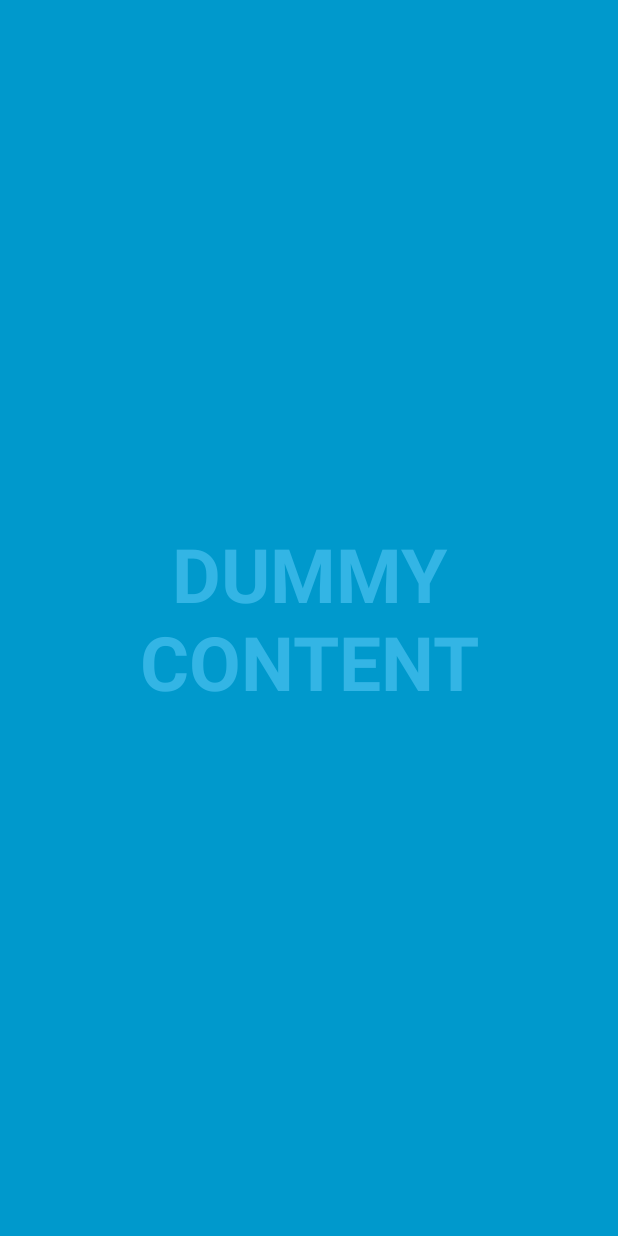
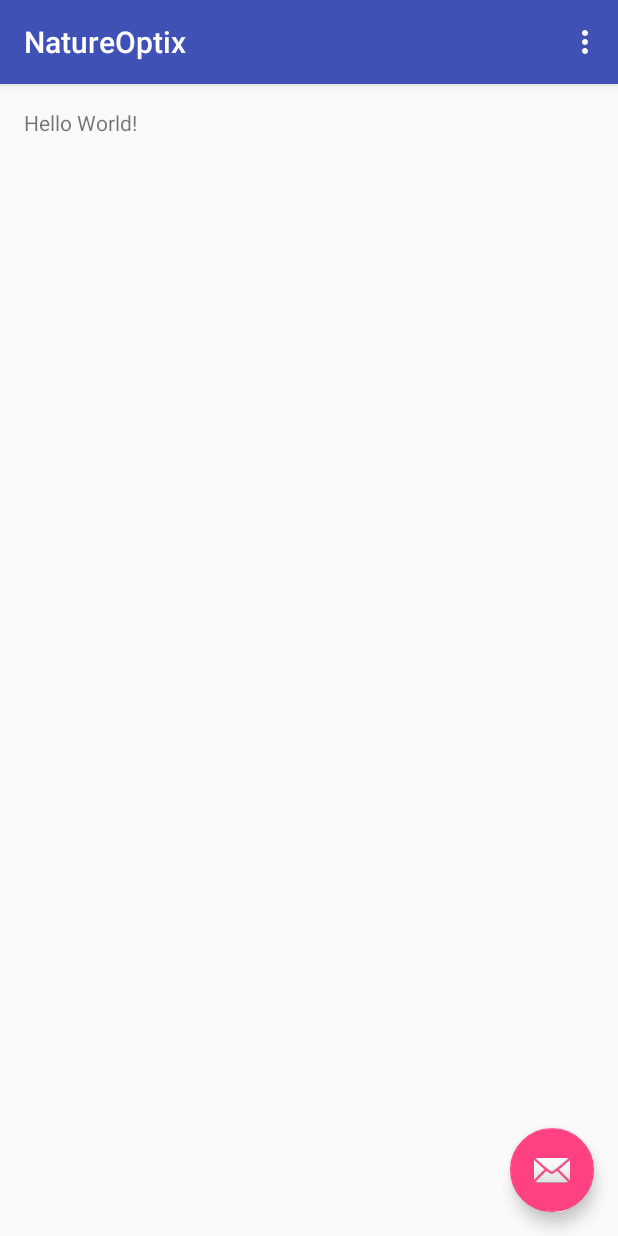
Before and after one commit to KevinHardy-Cooper/SFWRENG3A04, an Android app: the screen it shows after launch (NatureOptixActivity before the commit, MainActivity after it), on a phone screen of 412 x 824 dp. Run offline under Robolectric (Android 15) with nearby library versions, the phone set to English and light mode, and no system bars.

Commit message:
created the project

```diff
--- a/NatureOptix/app/build.gradle
+++ b/NatureOptix/app/build.gradle
@@ -6,7 +6,7 @@ android {
 
     defaultConfig {
         applicationId "com.example.mario.natureoptix"
-        minSdkVersion 15
+        minSdkVersion 8
         targetSdkVersion 23
         versionCode 1
         versionName "1.0"
@@ -23,5 +23,5 @@ dependencies {
     compile fileTree(dir: 'libs', include: ['*.jar'])
     testCompile 'junit:junit:4.12'
     compile 'com.android.support:appcompat-v7:23.2.1'
-    compile 'com.android.support:support-v4:23.2.1'
+    compile 'com.android.support:design:23.2.1'
 }
--- /dev/null
+++ b/NatureOptix/app/src/main/java/com/example/mario/natureoptix/MainActivity.java
@@ -0,0 +1,52 @@
+package com.example.mario.natureoptix;
+
+import android.os.Bundle;
+import android.support.design.widget.FloatingActionButton;
+import android.support.design.widget.Snackbar;
+import android.support.v7.app.AppCompatActivity;
+import android.support.v7.widget.Toolbar;
+import android.view.View;
+import android.view.Menu;
+import android.view.MenuItem;
+
+public class MainActivity extends AppCompatActivity {
+
+    @Override
+    protected void onCreate(Bundle savedInstanceState) {
+        super.onCreate(savedInstanceState);
+        setContentView(R.layout.activity_main);
+        Toolbar toolbar = (Toolbar) findViewById(R.id.toolbar);
+        setSupportActionBar(toolbar);
+
+        FloatingActionButton fab = (FloatingActionButton) findViewById(R.id.fab);
+        fab.setOnClickListener(new View.OnClickListener() {
+            @Override
+            public void onClick(View view) {
+                Snackbar.make(view, "Replace with your own action", Snackbar.LENGTH_LONG)
+                        .setAction("Action", null).show();
+            }
+        });
+    }
+
+    @Override
+    public boolean onCreateOptionsMenu(Menu menu) {
+        // Inflate the menu; this adds items to the action bar if it is present.
+        getMenuInflater().inflate(R.menu.menu_main, menu);
+        return true;
+    }
+
+    @Override
+    public boolean onOptionsItemSelected(MenuItem item) {
+        // Handle action bar item clicks here. The action bar will
+        // automatically handle clicks on the Home/Up button, so long
+        // as you specify a parent activity in AndroidManifest.xml.
+        int id = item.getItemId();
+
+        //noinspection SimplifiableIfStatement
+        if (id == R.id.action_settings) {
+            return true;
+        }
+
+        return super.onOptionsItemSelected(item);
+    }
+}
--- a/NatureOptix/app/src/main/java/com/example/mario/natureoptix/NatureOptixActivity.java
+++ /dev/null
@@ -1,168 +0,0 @@
-package com.example.mario.natureoptix;
-
-import android.annotation.SuppressLint;
-import android.support.v7.app.ActionBar;
-import android.support.v7.app.AppCompatActivity;
-import android.os.Bundle;
-import android.os.Handler;
-import android.view.MotionEvent;
-import android.view.View;
-
-/**
- * An example full-screen activity that shows and hides the system UI (i.e.
- * status bar and navigation/system bar) with user interaction.
- */
-public class NatureOptixActivity extends AppCompatActivity {
-    /**
-     * Whether or not the system UI should be auto-hidden after
-     * {@link #AUTO_HIDE_DELAY_MILLIS} milliseconds.
-     */
-    private static final boolean AUTO_HIDE = true;
-
-    /**
-     * If {@link #AUTO_HIDE} is set, the number of milliseconds to wait after
-     * user interaction before hiding the system UI.
-     */
-    private static final int AUTO_HIDE_DELAY_MILLIS = 3000;
-
-    /**
-     * Some older devices needs a small delay between UI widget updates
-     * and a change of the status and navigation bar.
-     */
-    private static final int UI_ANIMATION_DELAY = 300;
-
-    private View mContentView;
-    private View mControlsView;
-    private boolean mVisible;
-
-    @Override
-    protected void onCreate(Bundle savedInstanceState) {
-        super.onCreate(savedInstanceState);
-
-        setContentView(R.layout.activity_nature_optix);
-
-        mVisible = true;
-        mControlsView = findViewById(R.id.fullscreen_content_controls);
-        mContentView = findViewById(R.id.fullscreen_content);
-
-
-        // Set up the user interaction to manually show or hide the system UI.
-        mContentView.setOnClickListener(new View.OnClickListener() {
-            @Override
-            public void onClick(View view) {
-                toggle();
-            }
-        });
-
-        // Upon interacting with UI controls, delay any scheduled hide()
-        // operations to prevent the jarring behavior of controls going away
-        // while interacting with the UI.
-        findViewById(R.id.dummy_button).setOnTouchListener(mDelayHideTouchListener);
-    }
-
-    @Override
-    protected void onPostCreate(Bundle savedInstanceState) {
-        super.onPostCreate(savedInstanceState);
-
-        // Trigger the initial hide() shortly after the activity has been
-        // created, to briefly hint to the user that UI controls
-        // are available.
-        delayedHide(100);
-    }
-
-    /**
-     * Touch listener to use for in-layout UI controls to delay hiding the
-     * system UI. This is to prevent the jarring behavior of controls going away
-     * while interacting with activity UI.
-     */
-    private final View.OnTouchListener mDelayHideTouchListener = new View.OnTouchListener() {
-        @Override
-        public boolean onTouch(View view, MotionEvent motionEvent) {
-            if (AUTO_HIDE) {
-                delayedHide(AUTO_HIDE_DELAY_MILLIS);
-            }
-            return false;
-        }
-    };
-
-    private void toggle() {
-        if (mVisible) {
-            hide();
-        } else {
-            show();
-        }
-    }
-
-    private void hide() {
-        // Hide UI first
-        ActionBar actionBar = getSupportActionBar();
-        if (actionBar != null) {
-            actionBar.hide();
-        }
-        mControlsView.setVisibility(View.GONE);
-        mVisible = false;
-
-        // Schedule a runnable to remove the status and navigation bar after a delay
-        mHideHandler.removeCallbacks(mShowPart2Runnable);
-        mHideHandler.postDelayed(mHidePart2Runnable, UI_ANIMATION_DELAY);
-    }
-
-    private final Runnable mHidePart2Runnable = new Runnable() {
-        @SuppressLint("InlinedApi")
-        @Override
-        public void run() {
-            // Delayed removal of status and navigation bar
-
-            // Note that some of these constants are new as of API 16 (Jelly Bean)
-            // and API 19 (KitKat). It is safe to use them, as they are inlined
-            // at compile-time and do nothing on earlier devices.
-            mContentView.setSystemUiVisibility(View.SYSTEM_UI_FLAG_LOW_PROFILE
-                    | View.SYSTEM_UI_FLAG_FULLSCREEN
-                    | View.SYSTEM_UI_FLAG_LAYOUT_STABLE
-                    | View.SYSTEM_UI_FLAG_IMMERSIVE_STICKY
-                    | View.SYSTEM_UI_FLAG_LAYOUT_HIDE_NAVIGATION
-                    | View.SYSTEM_UI_FLAG_HIDE_NAVIGATION);
-        }
-    };
-
-    @SuppressLint("InlinedApi")
-    private void show() {
-        // Show the system bar
-        mContentView.setSystemUiVisibility(View.SYSTEM_UI_FLAG_LAYOUT_FULLSCREEN
-                | View.SYSTEM_UI_FLAG_LAYOUT_HIDE_NAVIGATION);
-        mVisible = true;
-
-        // Schedule a runnable to display UI elements after a delay
-        mHideHandler.removeCallbacks(mHidePart2Runnable);
-        mHideHandler.postDelayed(mShowPart2Runnable, UI_ANIMATION_DELAY);
-    }
-
-    private final Runnable mShowPart2Runnable = new Runnable() {
-        @Override
-        public void run() {
-            // Delayed display of UI elements
-            ActionBar actionBar = getSupportActionBar();
-            if (actionBar != null) {
-                actionBar.show();
-            }
-            mControlsView.setVisibility(View.VISIBLE);
-        }
-    };
-
-    private final Handler mHideHandler = new Handler();
-    private final Runnable mHideRunnable = new Runnable() {
-        @Override
-        public void run() {
-            hide();
-        }
-    };
-
-    /**
-     * Schedules a call to hide() in [delay] milliseconds, canceling any
-     * previously scheduled calls.
-     */
-    private void delayedHide(int delayMillis) {
-        mHideHandler.removeCallbacks(mHideRunnable);
-        mHideHandler.postDelayed(mHideRunnable, delayMillis);
-    }
-}
--- /dev/null
+++ b/NatureOptix/app/src/main/res/layout/activity_main.xml
@@ -0,0 +1,34 @@
+<?xml version="1.0" encoding="utf-8"?>
+<android.support.design.widget.CoordinatorLayout xmlns:android="http://schemas.android.com/apk/res/android"
+    xmlns:app="http://schemas.android.com/apk/res-auto"
+    xmlns:tools="http://schemas.android.com/tools"
+    android:layout_width="match_parent"
+    android:layout_height="match_parent"
+    android:fitsSystemWindows="true"
+    tools:context="com.example.mario.natureoptix.MainActivity">
+
+    <android.support.design.widget.AppBarLayout
+        android:layout_width="match_parent"
+        android:layout_height="wrap_content"
+        android:theme="@style/AppTheme.AppBarOverlay">
+
+        <android.support.v7.widget.Toolbar
+            android:id="@+id/toolbar"
+            android:layout_width="match_parent"
+            android:layout_height="?attr/actionBarSize"
+            android:background="?attr/colorPrimary"
+            app:popupTheme="@style/AppTheme.PopupOverlay" />
+
+    </android.support.design.widget.AppBarLayout>
+
+    <include layout="@layout/content_main" />
+
+    <android.support.design.widget.FloatingActionButton
+        android:id="@+id/fab"
+        android:layout_width="wrap_content"
+        android:layout_height="wrap_content"
+        android:layout_gravity="bottom|end"
+        android:layout_margin="@dimen/fab_margin"
+        android:src="@android:drawable/ic_dialog_email" />
+
+</android.support.design.widget.CoordinatorLayout>
--- a/NatureOptix/app/src/main/res/layout/activity_nature_optix.xml
+++ /dev/null
@@ -1,46 +0,0 @@
-<FrameLayout xmlns:android="http://schemas.android.com/apk/res/android"
-    xmlns:tools="http://schemas.android.com/tools"
-    android:layout_width="match_parent"
-    android:layout_height="match_parent"
-    android:background="#0099cc"
-    tools:context="com.example.mario.natureoptix.NatureOptixActivity">
-
-    <!-- The primary full-screen view. This can be replaced with whatever view
-         is needed to present your content, e.g. VideoView, SurfaceView,
-         TextureView, etc. -->
-    <TextView android:id="@+id/fullscreen_content"
-        android:layout_width="match_parent"
-        android:layout_height="match_parent"
-        android:keepScreenOn="true"
-        android:textColor="#33b5e5"
-        android:textStyle="bold"
-        android:textSize="50sp"
-        android:gravity="center"
-        android:text="@string/dummy_content" />
-
-    <!-- This FrameLayout insets its children based on system windows using
-         android:fitsSystemWindows. -->
-    <FrameLayout android:layout_width="match_parent"
-        android:layout_height="match_parent"
-        android:fitsSystemWindows="true">
-
-        <LinearLayout android:id="@+id/fullscreen_content_controls"
-            style="?metaButtonBarStyle"
-            android:layout_width="match_parent"
-            android:layout_height="wrap_content"
-            android:layout_gravity="bottom|center_horizontal"
-            android:background="@color/black_overlay"
-            android:orientation="horizontal"
-            tools:ignore="UselessParent">
-
-            <Button android:id="@+id/dummy_button"
-                style="?metaButtonBarButtonStyle"
-                android:layout_width="0dp"
-                android:layout_height="wrap_content"
-                android:layout_weight="1"
-                android:text="@string/dummy_button" />
-
-        </LinearLayout>
-    </FrameLayout>
-
-</FrameLayout>
--- /dev/null
+++ b/NatureOptix/app/src/main/res/layout/content_main.xml
@@ -0,0 +1,19 @@
+<?xml version="1.0" encoding="utf-8"?>
+<RelativeLayout xmlns:android="http://schemas.android.com/apk/res/android"
+    xmlns:app="http://schemas.android.com/apk/res-auto"
+    xmlns:tools="http://schemas.android.com/tools"
+    android:layout_width="match_parent"
+    android:layout_height="match_parent"
+    android:paddingBottom="@dimen/activity_vertical_margin"
+    android:paddingLeft="@dimen/activity_horizontal_margin"
+    android:paddingRight="@dimen/activity_horizontal_margin"
+    android:paddingTop="@dimen/activity_vertical_margin"
+    app:layout_behavior="@string/appbar_scrolling_view_behavior"
+    tools:context="com.example.mario.natureoptix.MainActivity"
+    tools:showIn="@layout/activity_main">
+
+    <TextView
+        android:layout_width="wrap_content"
+        android:layout_height="wrap_content"
+        android:text="Hello World!" />
+</RelativeLayout>
--- /dev/null
+++ b/NatureOptix/app/src/main/res/menu/menu_main.xml
@@ -0,0 +1,10 @@
+<menu xmlns:android="http://schemas.android.com/apk/res/android"
+    xmlns:app="http://schemas.android.com/apk/res-auto"
+    xmlns:tools="http://schemas.android.com/tools"
+    tools:context="com.example.mario.natureoptix.MainActivity">
+    <item
+        android:id="@+id/action_settings"
+        android:orderInCategory="100"
+        android:title="@string/action_settings"
+        app:showAsAction="never" />
+</menu>
--- /dev/null
+++ b/NatureOptix/app/src/main/res/values-v21/styles.xml
@@ -0,0 +1,9 @@
+<resources>>
+
+    <style name="AppTheme.NoActionBar">
+        <item name="windowActionBar">false</item>
+        <item name="windowNoTitle">true</item>
+        <item name="android:windowDrawsSystemBarBackgrounds">true</item>
+        <item name="android:statusBarColor">@android:color/transparent</item>
+    </style>
+</resources>
--- /dev/null
+++ b/NatureOptix/app/src/main/res/values-w820dp/dimens.xml
@@ -0,0 +1,6 @@
+<resources>
+    <!-- Example customization of dimensions originally defined in res/values/dimens.xml
+         (such as screen margins) for screens with more than 820dp of available width. This
+         would include 7" and 10" devices in landscape (~960dp and ~1280dp respectively). -->
+    <dimen name="activity_horizontal_margin">64dp</dimen>
+</resources>
--- a/NatureOptix/app/src/main/res/values/attrs.xml
+++ /dev/null
@@ -1,12 +0,0 @@
-<resources>
-
-    <!-- Declare custom theme attributes that allow changing which styles are
-         used for button bars depending on the API level.
-         ?android:attr/buttonBarStyle is new as of API 11 so this is
-         necessary to support previous API levels. -->
-    <declare-styleable name="ButtonBarContainerTheme">
-        <attr name="metaButtonBarStyle" format="reference" />
-        <attr name="metaButtonBarButtonStyle" format="reference" />
-    </declare-styleable>
-
-</resources>
--- a/NatureOptix/app/src/main/res/values/colors.xml
+++ b/NatureOptix/app/src/main/res/values/colors.xml
@@ -3,6 +3,4 @@
     <color name="colorPrimary">#3F51B5</color>
     <color name="colorPrimaryDark">#303F9F</color>
     <color name="colorAccent">#FF4081</color>
-
-    <color name="black_overlay">#66000000</color>
 </resources>
--- /dev/null
+++ b/NatureOptix/app/src/main/res/values/dimens.xml
@@ -0,0 +1,6 @@
+<resources>
+    <!-- Default screen margins, per the Android Design guidelines. -->
+    <dimen name="activity_horizontal_margin">16dp</dimen>
+    <dimen name="activity_vertical_margin">16dp</dimen>
+    <dimen name="fab_margin">16dp</dimen>
+</resources>
--- a/NatureOptix/app/src/main/res/values/strings.xml
+++ b/NatureOptix/app/src/main/res/values/strings.xml
@@ -1,6 +1,4 @@
 <resources>
     <string name="app_name">NatureOptix</string>
-
-    <string name="dummy_button">Dummy Button</string>
-    <string name="dummy_content">DUMMY\nCONTENT</string>
+    <string name="action_settings">Settings</string>
 </resources>
--- a/NatureOptix/app/src/main/res/values/styles.xml
+++ b/NatureOptix/app/src/main/res/values/styles.xml
@@ -8,16 +8,13 @@
         <item name="colorAccent">@color/colorAccent</item>
     </style>
 
-    <style name="FullscreenTheme" parent="AppTheme">
-        <item name="android:actionBarStyle">@style/FullscreenActionBarStyle</item>
-        <item name="android:windowActionBarOverlay">true</item>
-        <item name="android:windowBackground">@null</item>
-        <item name="metaButtonBarStyle">?android:attr/buttonBarStyle</item>
-        <item name="metaButtonBarButtonStyle">?android:attr/buttonBarButtonStyle</item>
+    <style name="AppTheme.NoActionBar">
+        <item name="windowActionBar">false</item>
+        <item name="windowNoTitle">true</item>
     </style>
 
-    <style name="FullscreenActionBarStyle" parent="Widget.AppCompat.ActionBar">
-        <item name="android:background">@color/black_overlay</item>
-    </style>
+    <style name="AppTheme.AppBarOverlay" parent="ThemeOverlay.AppCompat.Dark.ActionBar" />
+
+    <style name="AppTheme.PopupOverlay" parent="ThemeOverlay.AppCompat.Light" />
 
 </resources>
```
Also changed, not shown: NatureOptix/app/src/main/AndroidManifest.xml (+4 -5 lines), 1 other file.
